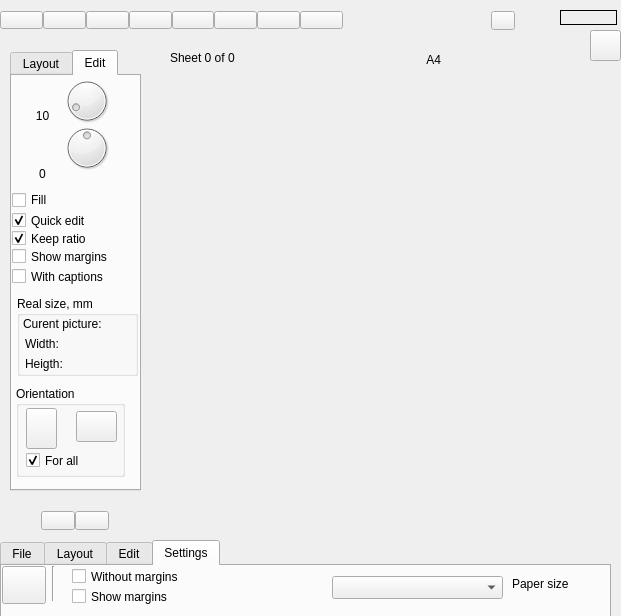
Above: mainwindow.ui from viktand/vap4 before the change. Below: the same form after it.
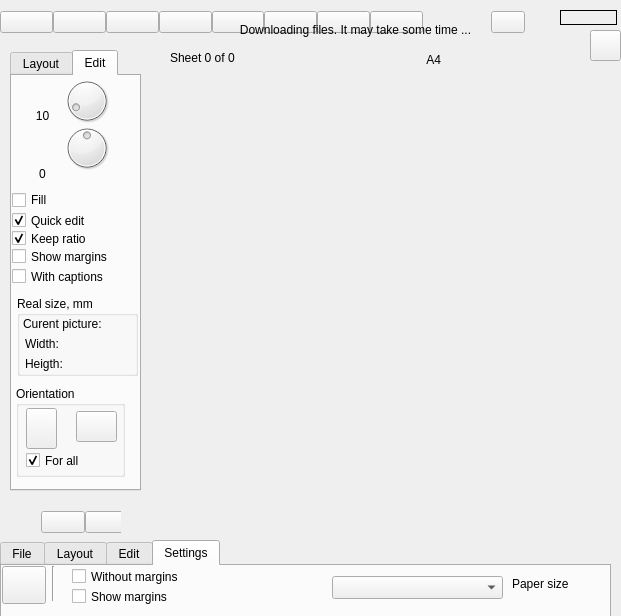
That is the form after the change. Icons and pictures are not drawn.

What changed in the file:
```diff
--- a/mainwindow.ui
+++ b/mainwindow.ui
@@ -2008,8 +2008,8 @@
        <rect>
         <x>480</x>
         <y>0</y>
-        <width>46</width>
-        <height>41</height>
+        <width>56</width>
+        <height>44</height>
        </rect>
       </property>
       <layout class="QHBoxLayout" name="horizontalLayout_2">
@@ -2043,8 +2043,8 @@
        <rect>
         <x>0</x>
         <y>0</y>
-        <width>354</width>
-        <height>40</height>
+        <width>434</width>
+        <height>44</height>
        </rect>
       </property>
       <layout class="QHBoxLayout" name="horizontalLayout">
@@ -2256,8 +2256,8 @@
        <rect>
         <x>0</x>
         <y>0</y>
-        <width>90</width>
-        <height>41</height>
+        <width>110</width>
+        <height>44</height>
        </rect>
       </property>
       <layout class="QHBoxLayout" name="horizontalLayout_3">
@@ -2308,6 +2308,22 @@
      </widget>
     </widget>
    </widget>
+   <widget class="QLabel" name="label_16">
+    <property name="geometry">
+     <rect>
+      <x>130</x>
+      <y>20</y>
+      <width>451</width>
+      <height>20</height>
+     </rect>
+    </property>
+    <property name="text">
+     <string>Downloading files. It may take some time ...</string>
+    </property>
+    <property name="alignment">
+     <set>Qt::AlignCenter</set>
+    </property>
+   </widget>
    <zorder>list</zorder>
    <zorder>sheet</zorder>
    <zorder>label_2</zorder>
@@ -2317,6 +2333,7 @@
    <zorder>tabWidget_2</zorder>
    <zorder>scrollArea</zorder>
    <zorder>scrollArea_2</zorder>
+   <zorder>label_16</zorder>
   </widget>
  </widget>
  <layoutdefault spacing="6" margin="11"/>
```
